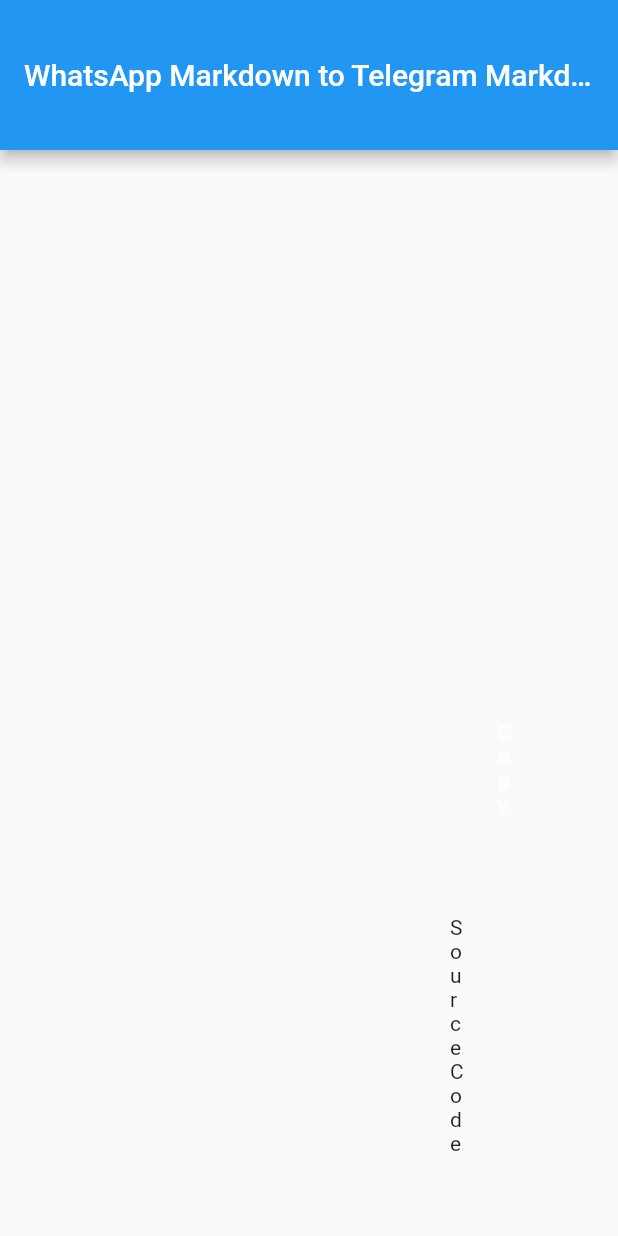
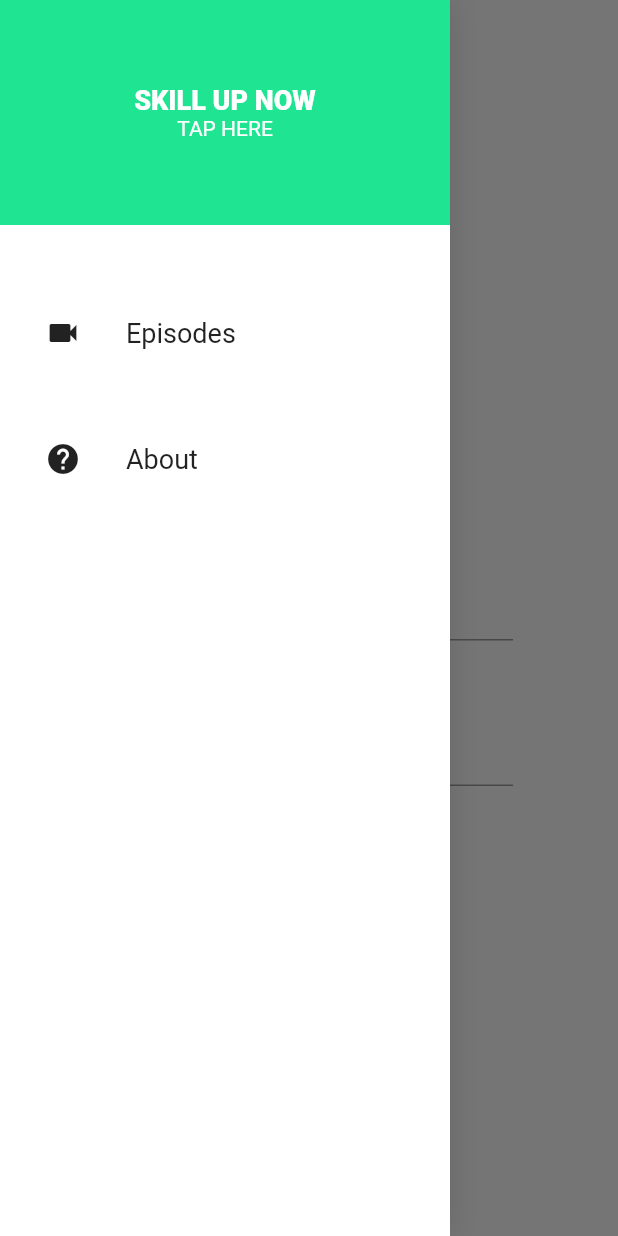
Before and after one commit to ftharyanto/wa2telegram, a Flutter app: the screen it shows after launch, with the side drawer open (before the commit the screen has no drawer), on a phone screen of 412 x 824 dp. Run offline on Flutter 3.47's test engine with Material 2 defaults, Android fonts, the phone set to English and light mode, and no system bars; our stand-ins replace responsive_builder.

Commit message:
Desktop view done

```diff
--- /dev/null
+++ b/lib/constants/app_colors.dart
@@ -0,0 +1,3 @@
+import 'package:flutter/material.dart';
+
+const Color primaryColor = Color.fromARGB(255, 31, 229, 146);
--- a/lib/main.dart
+++ b/lib/main.dart
@@ -14,5 +14,3 @@
     );
   }
 }
-
-// Define a custom Form widget.
--- /dev/null
+++ b/lib/views/home/home_content_mobile.dart
@@ -0,0 +1,17 @@
+import 'package:flutter/material.dart';
+import 'package:wa2telegram/widgets/user_input/user_input_mobile.dart';
+
+class HomeContentMobile extends StatelessWidget {
+  const HomeContentMobile({Key key}) : super(key: key);
+
+  @override
+  Widget build(BuildContext context) {
+    return Column(
+      mainAxisSize: MainAxisSize.max,
+      mainAxisAlignment: MainAxisAlignment.center,
+      children: <Widget>[
+        UserInputMobile(),
+      ],
+    );
+  }
+}
--- a/lib/views/home/home_view.dart
+++ b/lib/views/home/home_view.dart
@@ -1,6 +1,11 @@
 import 'package:flutter/material.dart';
-import 'package:flutter/services.dart';
-import 'package:url_launcher/url_launcher.dart';
+import 'package:responsive_builder/responsive_builder.dart';
+import 'package:wa2telegram/widgets/centered_view/centered_view.dart';
+import 'package:wa2telegram/widgets/navigation_bar/navigation_bar.dart';
+import 'package:wa2telegram/widgets/navigation_drawer/navigation_drawer.dart';
+
+import 'home_content_desktop.dart';
+import 'home_content_mobile.dart';
 
 class HomeView extends StatefulWidget {
   @override
@@ -10,86 +15,32 @@
 // Define a corresponding State class.
 // This class holds the data related to the Form.
 class _HomeViewState extends State<HomeView> {
-  bool isLoaded;
-
   @override
   void initState() {
     // TO DO: implement initState
     super.initState();
   }
 
-  // Create a text controller and use it to retrieve the current value
-  // of the TextField.
-  final myController = TextEditingController();
-  final myController2 = TextEditingController();
-
-  @override
-  void dispose() {
-    // Clean up the controller when the widget is disposed.
-    myController.dispose();
-    super.dispose();
-  }
-
-  convertToTelegram(text) {
-    text = text.replaceAll('_', '__');
-    text = text.replaceAll('*', '**');
-    text = text.replaceAll('~', '~~');
-    return text;
-  }
-
-  // This function is triggered when the copy icon is pressed
-  Future<void> _copyToClipboard() async {
-    await Clipboard.setData(ClipboardData(text: myController2.text));
-    ScaffoldMessenger.of(context).showSnackBar(SnackBar(
-      content: Text('Copied to clipboard'),
-      behavior: SnackBarBehavior.floating,
-      width: 280,
-    ));
-  }
-
   @override
   Widget build(BuildContext context) {
-    return Scaffold(
-      appBar: AppBar(
-        title: Center(child: Text('WhatsApp Markdown to Telegram Markdown')),
-        toolbarHeight: 100,
-      ),
-      body: Padding(
-        padding: const EdgeInsets.fromLTRB(300, 50, 300, 0),
-        child: Center(
-          child: Column(
-            children: <Widget>[
-              TextField(
-                controller: myController,
-                keyboardType: TextInputType.multiline,
-                maxLines: 7,
-                onChanged: (value) =>
-                    myController2.text = convertToTelegram(myController.text),
+    return ResponsiveBuilder(
+        builder: (context, sizingInformation) => Scaffold(
+            drawer:
+                sizingInformation.deviceScreenType == DeviceScreenType.mobile
+                    ? NavigationDrawer()
+                    : null,
+            backgroundColor: Colors.white,
+            body: CenteredView(
+              child: Column(
+                children: <Widget>[
+                  NavigationBar(),
+                  Expanded(
+                      child: ScreenTypeLayout(
+                    mobile: HomeContentMobile(),
+                    desktop: HomeContentDesktop(),
+                  ))
+                ],
               ),
-              TextField(
-                controller: myController2,
-                keyboardType: TextInputType.multiline,
-                maxLines: 7,
-              ),
-              Container(
-                padding: EdgeInsets.all(16.0),
-                child: ElevatedButton(
-                  onPressed: _copyToClipboard,
-                  child: Text('Copy'),
-                ),
-              ),
-              Container(
-                padding: EdgeInsets.fromLTRB(0, 50, 0, 0),
-                child: InkWell(
-                  child: Text('Source Code'),
-                  onTap: () =>
-                      launch('https://github.com/ftharyanto/wa2telegram'),
-                ),
-              ),
-            ],
-          ),
-        ),
-      ),
-    );
+            )));
   }
 }
--- /dev/null
+++ b/lib/widgets/centered_view/centered_view.dart
@@ -0,0 +1,18 @@
+import 'package:flutter/material.dart';
+
+class CenteredView extends StatelessWidget {
+  final Widget child;
+  const CenteredView({Key key, this.child}) : super(key: key);
+
+  @override
+  Widget build(BuildContext context) {
+    return Container(
+      padding: const EdgeInsets.symmetric(horizontal: 70, vertical: 60),
+      alignment: Alignment.topCenter,
+      child: ConstrainedBox(
+        constraints: BoxConstraints(maxWidth: 1200),
+        child: child,
+      ),
+    );
+  }
+}
--- a/lib/navigation_bar/navbar_logo.dart
+++ b/lib/widgets/navigation_bar/navbar_logo.dart
@@ -12,3 +12,5 @@
     );
   }
 }
+
+// TODO: relative import does not work
--- /dev/null
+++ b/lib/widgets/navigation_bar/navigation_bar.dart
@@ -0,0 +1,16 @@
+import 'package:flutter/material.dart';
+import 'package:responsive_builder/responsive_builder.dart';
+import 'package:wa2telegram/widgets/navigation_bar/navigation_bar_desktop.dart';
+import 'package:wa2telegram/widgets/navigation_bar/navigation_bar_mobile.dart';
+
+class NavigationBar extends StatelessWidget {
+  const NavigationBar({Key key}) : super(key: key);
+
+  @override
+  Widget build(BuildContext context) {
+    return ScreenTypeLayout(
+      mobile: NavigationBarMobile(),
+      tablet: NavigationBarTabletDesktop(),
+    );
+  }
+}
--- /dev/null
+++ b/lib/widgets/navigation_bar/navigation_bar_mobile.dart
@@ -0,0 +1,24 @@
+import 'package:flutter/material.dart';
+import 'package:wa2telegram/widgets/navigation_bar/navbar_logo.dart';
+
+class NavigationBarMobile extends StatelessWidget {
+  const NavigationBarMobile({Key key}) : super(key: key);
+
+  @override
+  Widget build(BuildContext context) {
+    return Container(
+      height: 80,
+      child: Row(
+        mainAxisSize: MainAxisSize.max,
+        mainAxisAlignment: MainAxisAlignment.spaceBetween,
+        children: <Widget>[
+          IconButton(
+            icon: Icon(Icons.menu),
+            onPressed: () {},
+          ),
+          NavBarLogo()
+        ],
+      ),
+    );
+  }
+}
--- /dev/null
+++ b/lib/widgets/navigation_drawer/drawer_item.dart
@@ -0,0 +1,24 @@
+import 'package:flutter/material.dart';
+import 'package:wa2telegram/widgets/navigation_bar/navbar_item.dart';
+
+class DrawerItem extends StatelessWidget {
+  final String title;
+  final IconData icon;
+  const DrawerItem(this.title, this.icon);
+
+  @override
+  Widget build(BuildContext context) {
+    return Padding(
+      padding: const EdgeInsets.only(left: 30, top: 60),
+      child: Row(
+        children: <Widget>[
+          Icon(icon),
+          SizedBox(
+            width: 30,
+          ),
+          NavBarItem(title)
+        ],
+      ),
+    );
+  }
+}
--- /dev/null
+++ b/lib/widgets/navigation_drawer/navigation_drawer.dart
@@ -0,0 +1,28 @@
+import 'package:flutter/material.dart';
+
+import 'drawer_item.dart';
+import 'navigation_drawer_header.dart';
+
+class NavigationDrawer extends StatelessWidget {
+  const NavigationDrawer({Key key}) : super(key: key);
+
+  @override
+  Widget build(BuildContext context) {
+    return Container(
+      width: 300,
+      decoration: BoxDecoration(
+        color: Colors.white,
+        boxShadow: [
+          BoxShadow(color: Colors.black12, blurRadius: 16),
+        ],
+      ),
+      child: Column(
+        children: <Widget>[
+          NavigationDrawerHeader(),
+          DrawerItem('Episodes', Icons.videocam),
+          DrawerItem('About', Icons.help),
+        ],
+      ),
+    );
+  }
+}
--- /dev/null
+++ b/lib/widgets/navigation_drawer/navigation_drawer_header.dart
@@ -0,0 +1,31 @@
+import 'package:flutter/material.dart';
+import 'package:wa2telegram/constants/app_colors.dart';
+
+class NavigationDrawerHeader extends StatelessWidget {
+  const NavigationDrawerHeader({Key key}) : super(key: key);
+
+  @override
+  Widget build(BuildContext context) {
+    return Container(
+      height: 150,
+      color: primaryColor,
+      alignment: Alignment.center,
+      child: Column(
+        mainAxisSize: MainAxisSize.min,
+        children: <Widget>[
+          Text(
+            'SKILL UP NOW',
+            style: TextStyle(
+                fontSize: 18, fontWeight: FontWeight.w800, color: Colors.white),
+          ),
+          Text(
+            'TAP HERE',
+            style: TextStyle(
+              color: Colors.white,
+            ),
+          )
+        ],
+      ),
+    );
+  }
+}
--- /dev/null
+++ b/lib/widgets/user_input/user_input_mobile.dart
@@ -0,0 +1,91 @@
+import 'package:flutter/material.dart';
+import 'package:flutter/services.dart';
+
+class UserInputMobile extends StatefulWidget {
+  const UserInputMobile({key}) : super(key: key);
+
+  @override
+  _UserInputMobileState createState() => _UserInputMobileState();
+}
+
+class _UserInputMobileState extends State<UserInputMobile> {
+  final myController = TextEditingController();
+  final myController2 = TextEditingController();
+
+  @override
+  void dispose() {
+    // Clean up the controller when the widget is disposed.
+    myController.dispose();
+    myController2.dispose();
+    super.dispose();
+  }
+
+  convertToTelegram(text) {
+    text = text.replaceAll('_', '__');
+    text = text.replaceAll('*', '**');
+    text = text.replaceAll('~', '~~');
+    return text;
+  }
+
+  // This function is triggered when the copy icon is pressed
+  Future<void> _copyToClipboard() async {
+    await Clipboard.setData(ClipboardData(text: myController2.text));
+    ScaffoldMessenger.of(context).showSnackBar(SnackBar(
+      content: Text('Copied to clipboard'),
+      behavior: SnackBarBehavior.floating,
+      width: 280,
+    ));
+  }
+
+  @override
+  Widget build(BuildContext context) {
+    return Column(
+      children: [
+        Column(
+          children: [
+            Expanded(
+              child: TextField(
+                decoration: InputDecoration(
+                  labelText: 'Whatsapp',
+                  fillColor: Colors.white,
+                  focusedBorder: OutlineInputBorder(
+                    borderSide:
+                        const BorderSide(color: Colors.black26, width: 2.0),
+                    borderRadius: BorderRadius.circular(25.0),
+                  ),
+                ),
+                controller: myController,
+                keyboardType: TextInputType.multiline,
+                maxLines: 3,
+                onChanged: (value) =>
+                    myController2.text = convertToTelegram(myController.text),
+              ),
+            ),
+            SizedBox(width: 60),
+            Expanded(
+              child: TextField(
+                decoration: InputDecoration(
+                  labelText: 'Telegram',
+                  fillColor: Colors.white,
+                  focusedBorder: OutlineInputBorder(
+                    borderSide:
+                        const BorderSide(color: Colors.black26, width: 2.0),
+                    borderRadius: BorderRadius.circular(25.0),
+                  ),
+                ),
+                controller: myController2,
+                keyboardType: TextInputType.multiline,
+                maxLines: 3,
+              ),
+            ),
+          ],
+        ),
+        SizedBox(height: 2),
+        ElevatedButton(
+          onPressed: _copyToClipboard,
+          child: Text('Copy'),
+        ),
+      ],
+    );
+  }
+}
```
Also changed, not shown: lib/views/home/home_content_desktop.dart (added, +17 -0 lines), lib/widgets/navigation_bar/navigation_bar_desktop.dart (added, +27 -0 lines), lib/widgets/user_input/user_input_desktop.dart (added, +91 -0 lines), pubspec.yaml (+9 -14 lines), assets/fonts/OpenSans-ExtraBold.ttf (added), assets/fonts/OpenSans-Regular.ttf (added), lib/widgets/navigation_bar/navbar_item.dart (renamed from lib/navigation_bar/navbar_item.dart).
